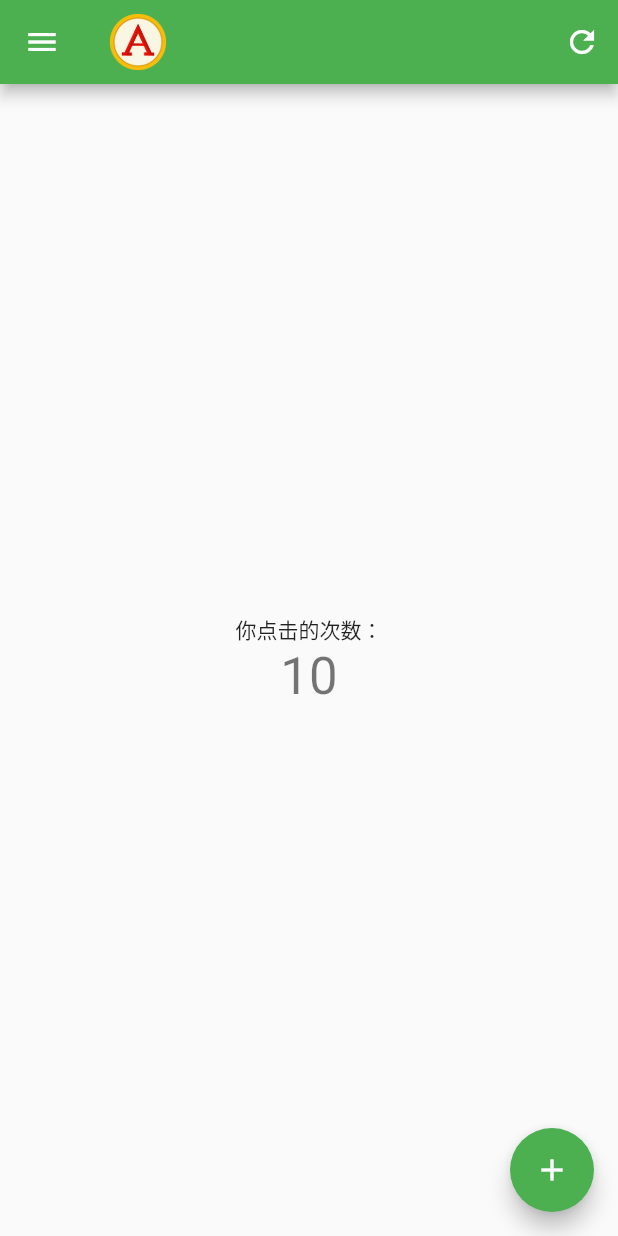
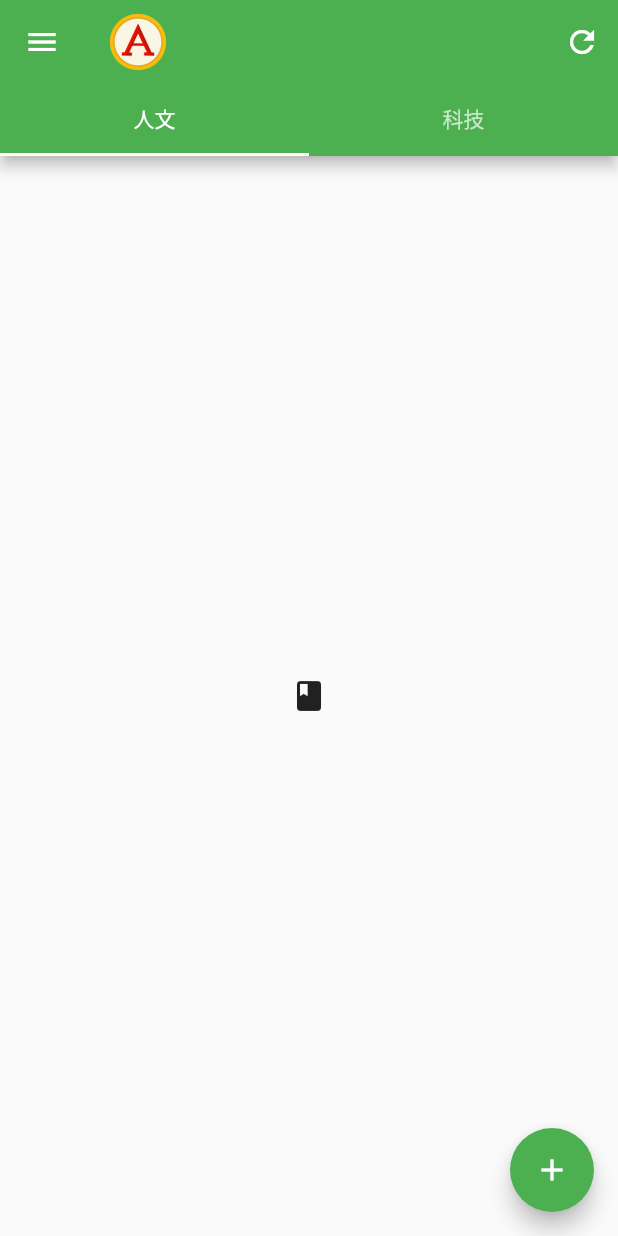
Before and after one commit to arunfung/flutter-zero, a Flutter app: the screen it shows after launch, on a phone screen of 412 x 824 dp. Run offline on Flutter 3.47's test engine with Material 2 defaults, Android fonts, the phone set to English and light mode, and no system bars.

```diff
--- a/lib/main.dart
+++ b/lib/main.dart
@@ -8,9 +8,11 @@ class App extends StatelessWidget {
   @override
   Widget build(BuildContext context) {
     return MaterialApp(
+      debugShowCheckedModeBanner: false,
       title: 'Flutter arun',
       theme: ThemeData(primarySwatch: Colors.green),
-      home: const HomePage(title: 'Flutter Arun Home Page'),
+      home: const DefaultTabController(
+          length: 2, child: HomePage(title: 'Flutter Arun Home Page')),
     );
   }
 }
@@ -43,13 +45,25 @@ class _HomePageState extends State<HomePage> {
   Widget build(BuildContext context) {
     return Scaffold(
       appBar: AppBar(
-        leading: IconButton(icon: const Icon(Icons.menu), onPressed: () => {},),
-        title: Image.asset(getIcon('avatar.png'), width: 40,),
+        leading: IconButton(
+          icon: const Icon(Icons.menu),
+          onPressed: () => {},
+        ),
+        title: Image.asset(
+          getIcon('avatar.png'),
+          width: 40,
+        ),
         actions: [
           IconButton(onPressed: _resetCounter, icon: const Icon(Icons.refresh)),
         ],
+        bottom: const TabBar(tabs: [
+          Tab(text: '人文'),
+          Tab(text: '科技'),
+        ]),
       ),
-      body: Center(
+      body: TabBarView(children: [
+        const Icon(Icons.book),
+        Center(
           child: Column(
             mainAxisAlignment: MainAxisAlignment.center,
             children: <Widget>[
@@ -62,6 +76,7 @@ class _HomePageState extends State<HomePage> {
             ],
           ),
         ),
+      ]),
       floatingActionButton: FloatingActionButton(
         onPressed: _incrementCounter,
         tooltip: 'Increment',
```
Lines whose indentation alone changed are shown as unchanged.
